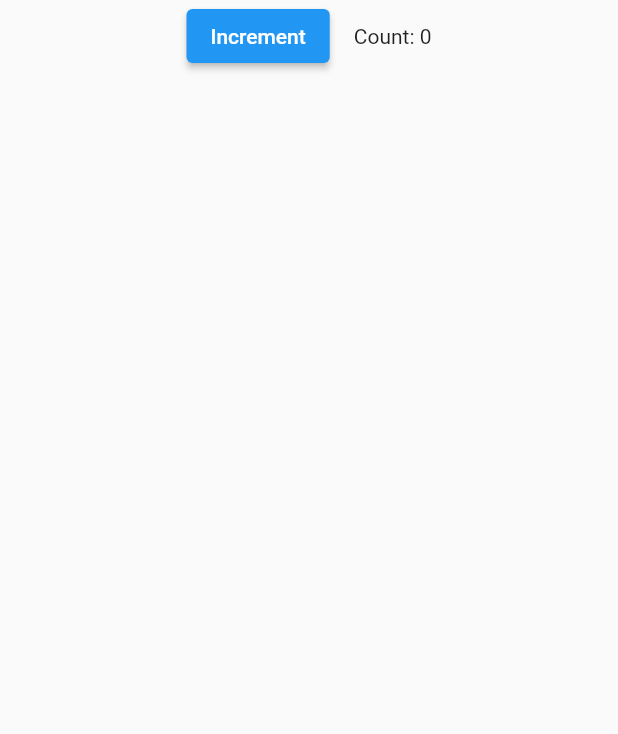
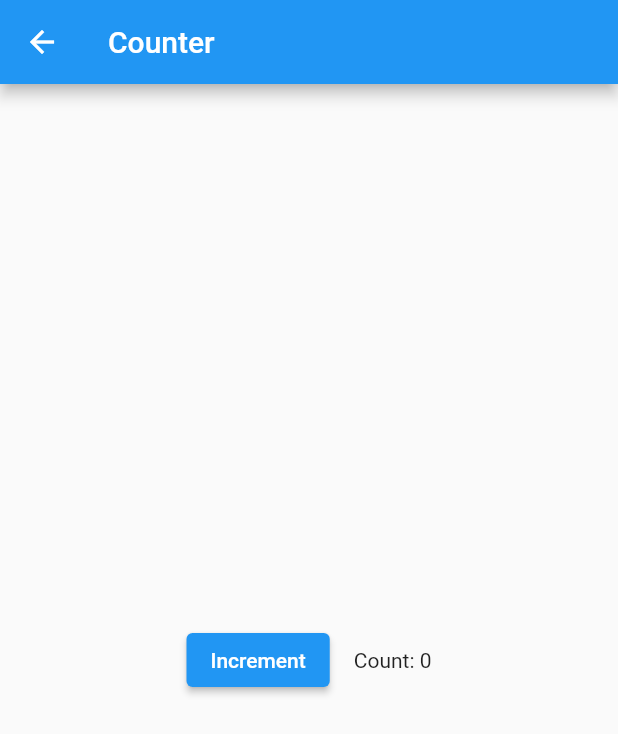
Before and after one commit to drsmile1001/flutter_practice, a Flutter app: the Counter screen opened directly, on a phone screen of 412 x 824 dp. Shown: the top 734 px of the screen. Run offline on Flutter 3.47's test engine with Material 2 defaults, Android fonts, the phone set to English and light mode, and no system bars.

Commit message:
feat: counter 頁獨立檔案，實作 layout 教學

```diff
--- /dev/null
+++ b/lib/counter.dart
@@ -0,0 +1,59 @@
+import 'package:flutter/material.dart';
+
+class CounterDisplay extends StatelessWidget {
+  CounterDisplay({required this.count});
+
+  final int count;
+
+  @override
+  Widget build(BuildContext context) {
+    return Text('Count: $count');
+  }
+}
+
+class CounterIncrementor extends StatelessWidget {
+  CounterIncrementor({required this.onPressed});
+
+  final VoidCallback onPressed;
+
+  @override
+  Widget build(BuildContext context) {
+    return ElevatedButton(
+      onPressed: onPressed,
+      child: Text('Increment'),
+    );
+  }
+}
+
+class Counter extends StatefulWidget {
+  @override
+  _CounterState createState() => _CounterState();
+}
+
+class _CounterState extends State<Counter> {
+  int _counter = 0;
+
+  void _increment() {
+    setState(() {
+      ++_counter;
+    });
+  }
+
+  @override
+  Widget build(BuildContext context) {
+    return Scaffold(
+        appBar: AppBar(
+          title: Text('Counter'),
+        ),
+        body: Center(
+          child: Row(
+            mainAxisAlignment: MainAxisAlignment.center,
+            children: <Widget>[
+              CounterIncrementor(onPressed: _increment),
+              SizedBox(width: 16),
+              CounterDisplay(count: _counter),
+            ],
+          ),
+        ));
+  }
+}
--- a/lib/main.dart
+++ b/lib/main.dart
@@ -1,56 +1,7 @@
 import 'package:flutter/material.dart';
 
-class CounterDisplay extends StatelessWidget {
-  CounterDisplay({required this.count});
-
-  final int count;
-
-  @override
-  Widget build(BuildContext context) {
-    return Text('Count: $count');
-  }
-}
-
-class CounterIncrementor extends StatelessWidget {
-  CounterIncrementor({required this.onPressed});
-
-  final VoidCallback onPressed;
-
-  @override
-  Widget build(BuildContext context) {
-    return ElevatedButton(
-      onPressed: onPressed,
-      child: Text('Increment'),
-    );
-  }
-}
-
-class Counter extends StatefulWidget {
-  @override
-  _CounterState createState() => _CounterState();
-}
-
-class _CounterState extends State<Counter> {
-  int _counter = 0;
-
-  void _increment() {
-    setState(() {
-      ++_counter;
-    });
-  }
-
-  @override
-  Widget build(BuildContext context) {
-    return Row(
-      mainAxisAlignment: MainAxisAlignment.center,
-      children: <Widget>[
-        CounterIncrementor(onPressed: _increment),
-        SizedBox(width: 16),
-        CounterDisplay(count: _counter),
-      ],
-    );
-  }
-}
+import 'counter.dart';
+import 'layout-tutorial.dart';
 
 class MyApp extends StatefulWidget {
   @override
@@ -69,17 +20,18 @@
             MaterialPage(
                 key: ValueKey('ListPage'),
                 child: MenuScreen(
-                  pageNames: ["aaa", "bbb"],
+                  pageNames: ['Counter', 'LayoutPractice'],
                   onTapped: (page) {
                     setState(() {
                       _selectedPage = page;
                     });
                   },
                 )),
-            if (_selectedPage != null)
+            if (_selectedPage == 'LayoutPractice')
               MaterialPage(
-                  key: ValueKey(_selectedPage),
-                  child: Scaffold(appBar: AppBar(), body: Text(_selectedPage!)))
+                  key: ValueKey(_selectedPage), child: LayoutPractice())
+            else if (_selectedPage == 'Counter')
+              MaterialPage(key: ValueKey(_selectedPage), child: Counter())
           ],
           onPopPage: (route, result) {
             if (!route.didPop(result)) return false;
--- a/pubspec.yaml
+++ b/pubspec.yaml
@@ -44,9 +44,8 @@
   uses-material-design: true
 
   # To add assets to your application, add an assets section, like this:
-  # assets:
-  #   - images/a_dot_burr.jpeg
-  #   - images/a_dot_ham.jpeg
+  assets:
+    - images/lake.jpg
 
   # An image asset can refer to one or more resolution-specific "variants", see
   # https://flutter.dev/assets-and-images/#resolution-aware.
```
Also changed, not shown: lib/layout-tutorial.dart (added, +105 -0 lines), images/lake.jpg (added).
